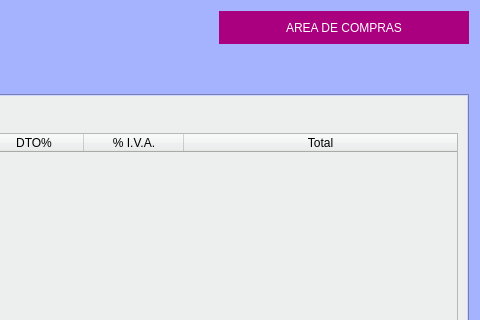
This is Zona_Compras/frmalbaranproveedor.ui in arcnexus/RedFoX as Qt 5 draws it before an edit; both pictures show x 639 to 1119 and y 0 to 320 of the 1119 by 607 pixel window. The edited form follows.
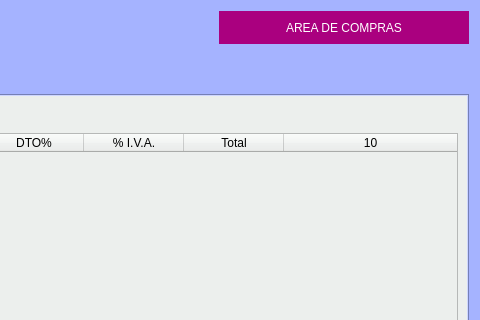
This is the edited form. The open tabs and pages were chosen to show the change. Icons and pictures are not drawn.

```diff
--- a/Zona_Compras/frmalbaranproveedor.ui
+++ b/Zona_Compras/frmalbaranproveedor.ui
@@ -951,6 +951,9 @@
          <property name="cornerButtonEnabled">
           <bool>true</bool>
          </property>
+         <property name="columnCount">
+          <number>10</number>
+         </property>
          <attribute name="horizontalHeaderCascadingSectionResizes">
           <bool>false</bool>
          </attribute>
@@ -1014,6 +1017,7 @@
            <string>Total</string>
           </property>
          </column>
+         <column/>
         </widget>
        </item>
        <item row="2" column="0" colspan="3">
```
Left out of the diff: 2 changed lines with no effect on the pictures.
